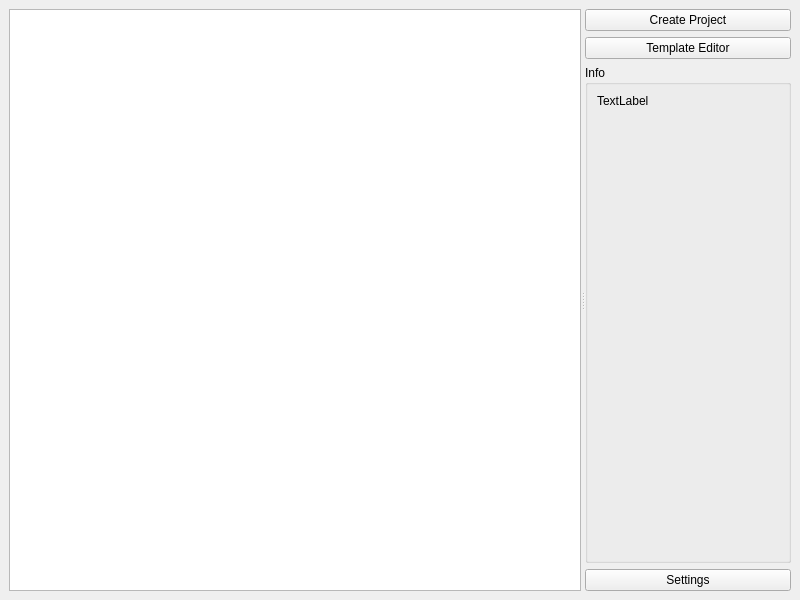
The window that 9. Project Manager/widgets/projectManager.ui (aerpyljov/CGScripting) describes before a commit, drawn with Qt 5.
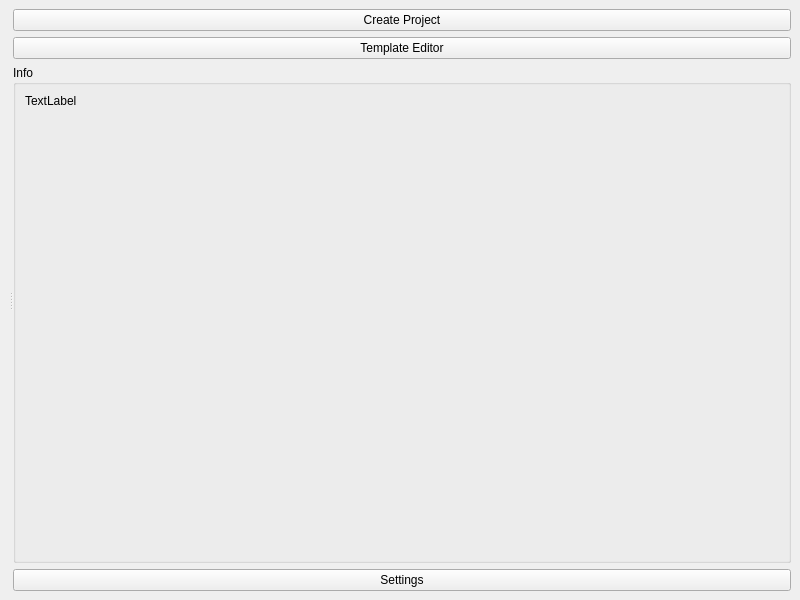
The same window after the commit.

Commit message: Project Manager - main window can be opened

The edit to the form file:
```diff
--- a/9. Project Manager/widgets/projectManager.ui
+++ b/9. Project Manager/widgets/projectManager.ui
@@ -16,11 +16,17 @@
   <widget class="QWidget" name="centralwidget">
    <layout class="QVBoxLayout" name="verticalLayout_2">
     <item>
+     <widget class="QSplitter" name="splitter_2">
+      <property name="orientation">
+       <enum>Qt::Horizontal</enum>
+      </property>
+      <widget class="QWidget" name="verticalLayoutWidget">
+       <layout class="QVBoxLayout" name="projectList_ly"/>
+      </widget>
      <widget class="QSplitter" name="splitter">
       <property name="orientation">
        <enum>Qt::Horizontal</enum>
       </property>
-      <widget class="QListWidget" name="projectList_lwd"/>
       <widget class="QWidget" name="">
        <layout class="QVBoxLayout" name="verticalLayout">
         <item>
@@ -64,6 +70,7 @@
          </widget>
         </item>
        </layout>
+       </widget>
       </widget>
      </widget>
     </item>
```
Lines whose indentation alone changed are shown as unchanged. The commit also changes 3 other files.
